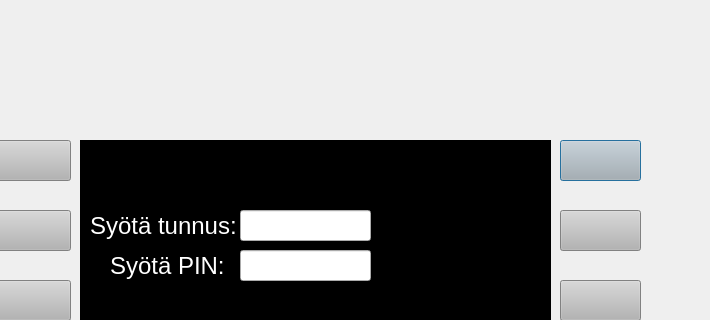
nikopippuri/atm-project, file bank_automat/login.ui: the form before one commit; both pictures show x 90 to 800 and y 0 to 320 of the 800 by 600 pixel window.
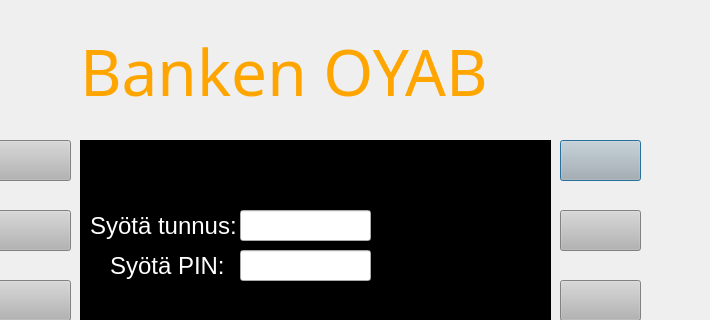
The form after the commit.

Patch:
```diff
--- a/bank_automat/login.ui
+++ b/bank_automat/login.ui
@@ -580,6 +580,28 @@
     <string/>
    </property>
   </widget>
+  <widget class="QLabel" name="label">
+   <property name="geometry">
+    <rect>
+     <x>170</x>
+     <y>0</y>
+     <width>471</width>
+     <height>141</height>
+    </rect>
+   </property>
+   <property name="font">
+    <font>
+     <family>Cooper Black</family>
+     <pointsize>48</pointsize>
+    </font>
+   </property>
+   <property name="styleSheet">
+    <string notr="true">color: orange;</string>
+   </property>
+   <property name="text">
+    <string>Banken OYAB</string>
+   </property>
+  </widget>
   <zorder>label_2</zorder>
   <zorder>btnArrow5</zorder>
   <zorder>LeUserId</zorder>
```
Left out of the diff: 1 changed line with no effect on the pictures.
